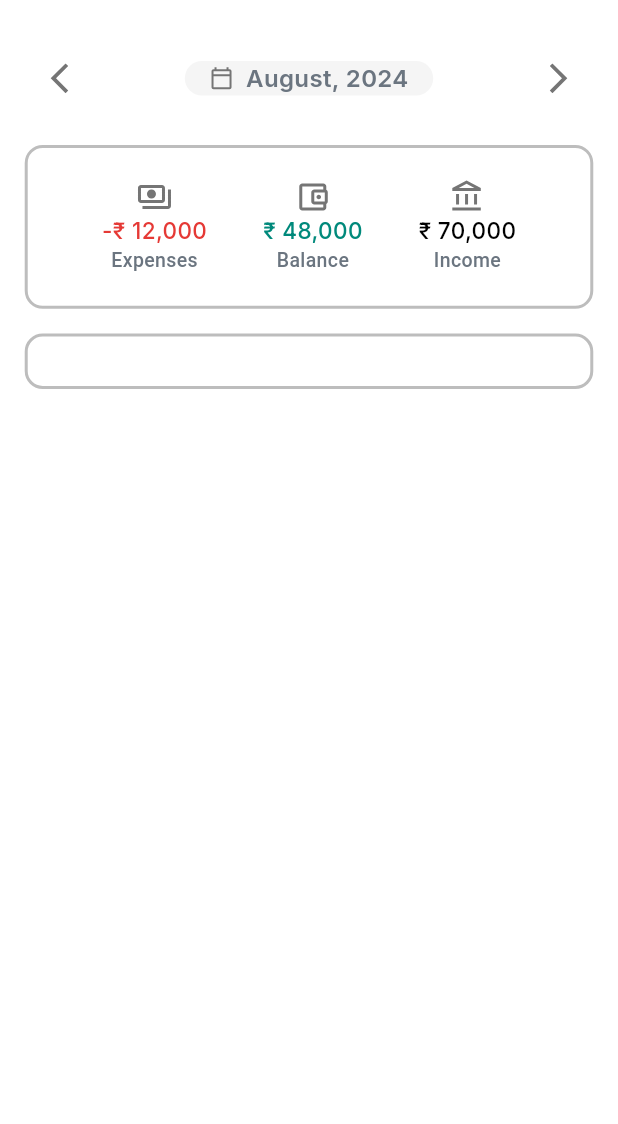
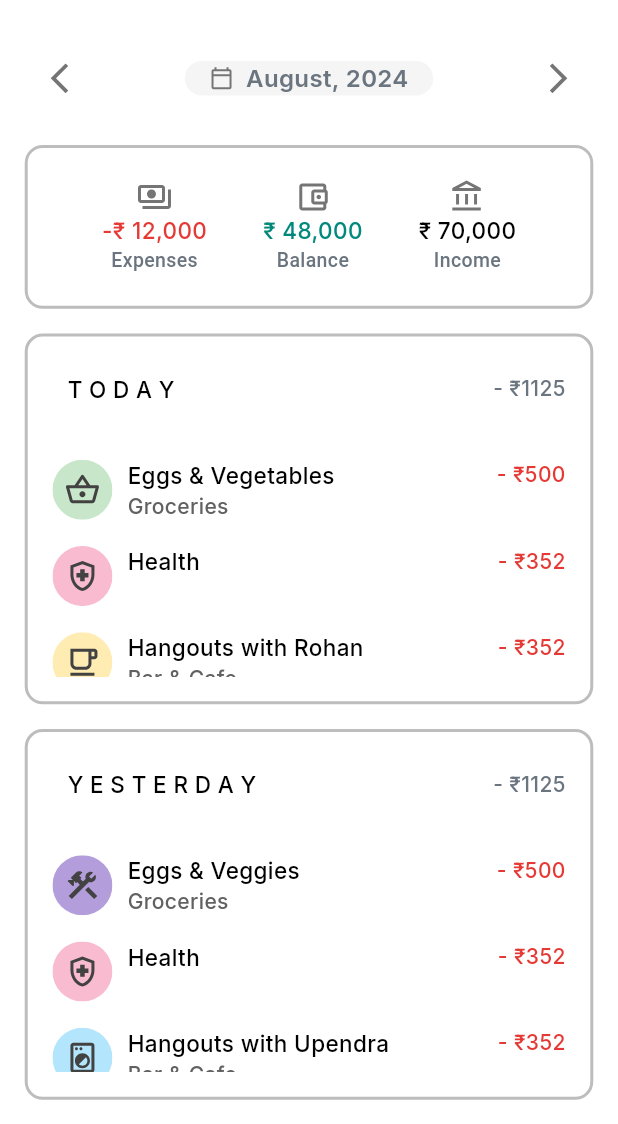
Before and after one commit to daemonvk18/expensify, a Flutter app: the screen it shows once a user with an empty profile is signed in, on a phone screen of 412 x 824 dp, the part 112-1236 px from its top. Run offline on Flutter 3.47's test engine with Material 3 defaults, Android fonts, the phone set to English and light mode, and no system bars; our stand-ins replace device_preview, firebase_auth, firebase_core, flutter_svg, get, get_storage and 2 more; accounts and stored records are empty.

Commit message:
added the new navbar and made changes in the home

```diff
--- a/lib/app/data/values/appcolors.dart
+++ b/lib/app/data/values/appcolors.dart
@@ -12,4 +12,5 @@ abstract class AppColors {
   static Color lightgreycolor = Colors.grey.shade100;
   static Color redcolor = Color(0xFFE53935);
   static Color balancegreenColor = Color(0xFF00897B);
+  static Color categorynameColor = Color(0xFF616161);
 }
--- a/lib/app/modules/home/models/expensecardmodel.dart
+++ b/lib/app/modules/home/models/expensecardmodel.dart
@@ -2,12 +2,56 @@ class ExpenseDetails {
   ExpenseDetails(
       {required this.expenseCategorylogo,
       required this.amount,
-      this.expenseDescription = "",
+      this.expenseCategory = "",
       required this.expenseTitle});
   final String expenseCategorylogo;
   final String expenseTitle;
-  final String expenseDescription;
+  final String expenseCategory;
   final String amount;
 }
 
-List<ExpenseDetails> detailsdata = [];
+final List<ExpenseDetails> todaydetailsdata = [
+  ExpenseDetails(
+      expenseCategorylogo: "",
+      amount: '1125',
+      expenseTitle: "T O D A Y",
+      expenseCategory: ''),
+  ExpenseDetails(
+      expenseCategorylogo: "assets/images/Groceries.svg",
+      amount: '500',
+      expenseTitle: "Eggs & Vegetables",
+      expenseCategory: 'Groceries'),
+  ExpenseDetails(
+      expenseCategorylogo: "assets/images/Health.svg",
+      amount: '352',
+      expenseTitle: "Health",
+      expenseCategory: ''),
+  ExpenseDetails(
+      expenseCategorylogo: "assets/images/Cafe.svg",
+      amount: '352',
+      expenseTitle: "Hangouts with Rohan",
+      expenseCategory: 'Bar & Cafe'),
+];
+
+final List<ExpenseDetails> yesterdaydetailsdata = [
+  ExpenseDetails(
+      expenseCategorylogo: "",
+      amount: '1125',
+      expenseTitle: "Y E S T E R D A Y",
+      expenseCategory: ''),
+  ExpenseDetails(
+      expenseCategorylogo: "assets/images/Maintenance.svg",
+      amount: '500',
+      expenseTitle: "Eggs & Veggies",
+      expenseCategory: 'Groceries'),
+  ExpenseDetails(
+      expenseCategorylogo: "assets/images/Health.svg",
+      amount: '352',
+      expenseTitle: "Health",
+      expenseCategory: ''),
+  ExpenseDetails(
+      expenseCategorylogo: "assets/images/Laundry.svg",
+      amount: '352',
+      expenseTitle: "Hangouts with Upendra",
+      expenseCategory: 'Bar & Cafe'),
+];
--- a/lib/app/modules/home/views/home_view.dart
+++ b/lib/app/modules/home/views/home_view.dart
@@ -1,4 +1,5 @@
 import 'package:expensify_app/app/data/values/appcolors.dart';
+import 'package:expensify_app/app/modules/home/models/expensecardmodel.dart';
 import 'package:expensify_app/app/modules/home/widgets/expensecard.dart';
 import 'package:flutter/cupertino.dart';
 import 'package:flutter/material.dart';
@@ -229,16 +230,53 @@ class HomeView extends GetView<HomeController> {
               padding: EdgeInsets.symmetric(
                   horizontal: screenSize.height * 0.02,
                   vertical: screenSize.height * 0.02),
-              //height: screenSize.height * 0.4,
+              height: screenSize.height * 0.3,
               child: ListView.builder(
-                  shrinkWrap: true,
-                  physics: NeverScrollableScrollPhysics(),
-                  itemCount: 3,
+                  padding: EdgeInsets.zero,
+                  //physics: NeverScrollableScrollPhysics(),
+                  itemCount: todaydetailsdata.length,
                   itemBuilder: (context, index) {
-                    return ExpenseCard();
+                    final expenses = todaydetailsdata;
+                    return ExpenseCard(
+                      imageUrl: expenses[index].expenseCategorylogo,
+                      title: expenses[index].expenseTitle,
+                      category: expenses[index].expenseCategory,
+                      amount: expenses[index].amount,
+                    );
                   }),
             ),
-          )
+          ),
+          SizedBox(
+            height: screenSize.height * 0.02,
+          ),
+          //yesterday expenses container
+          Padding(
+            padding: EdgeInsets.symmetric(
+              horizontal: screenSize.height * 0.02,
+            ),
+            child: Container(
+              decoration: BoxDecoration(
+                  borderRadius: BorderRadius.circular(12),
+                  border: Border.all(color: Colors.grey.shade400, width: 2)),
+              padding: EdgeInsets.symmetric(
+                  horizontal: screenSize.height * 0.02,
+                  vertical: screenSize.height * 0.02),
+              height: screenSize.height * 0.3,
+              child: ListView.builder(
+                  padding: EdgeInsets.zero,
+                  //physics: NeverScrollableScrollPhysics(),
+                  itemCount: yesterdaydetailsdata.length,
+                  itemBuilder: (context, index) {
+                    final expenses = yesterdaydetailsdata;
+                    return ExpenseCard(
+                      imageUrl: expenses[index].expenseCategorylogo,
+                      title: expenses[index].expenseTitle,
+                      category: expenses[index].expenseCategory,
+                      amount: expenses[index].amount,
+                    );
+                  }),
+            ),
+          ),
         ],
       ),
     ));
--- a/lib/app/modules/home/widgets/expensecard.dart
+++ b/lib/app/modules/home/widgets/expensecard.dart
@@ -1,10 +1,79 @@
+import 'package:expensify_app/app/data/values/appcolors.dart';
 import 'package:flutter/material.dart';
+import 'package:flutter_svg/svg.dart';
+import 'package:google_fonts/google_fonts.dart';
 
 class ExpenseCard extends StatelessWidget {
-  const ExpenseCard({super.key});
+  const ExpenseCard(
+      {super.key,
+      required this.imageUrl,
+      required this.category,
+      required this.title,
+      required this.amount});
+  final String imageUrl;
+  final String title;
+  final String category;
+  final String amount;
 
   @override
   Widget build(BuildContext context) {
-    return Row();
+    final screenSize = MediaQuery.of(context).size;
+    return Padding(
+      padding: EdgeInsets.symmetric(vertical: screenSize.height * 0.01),
+      child: Row(
+        mainAxisAlignment: MainAxisAlignment.spaceBetween,
+        crossAxisAlignment: CrossAxisAlignment.start,
+        children: [
+          //row(with category logo and column(with title and category name))
+          Row(
+            mainAxisAlignment: MainAxisAlignment.start,
+            crossAxisAlignment: CrossAxisAlignment.start,
+            children: [
+              //image
+              if (imageUrl == "") Container() else SvgPicture.asset(imageUrl),
+              SizedBox(
+                width: 10.0,
+              ),
+              //column
+              Column(
+                mainAxisAlignment: MainAxisAlignment.center,
+                crossAxisAlignment: category == ""
+                    ? CrossAxisAlignment.center
+                    : CrossAxisAlignment.start,
+                children: [
+                  Text(
+                    title,
+                    style: GoogleFonts.inter(
+                        textStyle: TextStyle(
+                            fontSize: 15,
+                            fontWeight: FontWeight.w500,
+                            color: AppColors.logocolor)),
+                  ),
+                  Text(
+                    category,
+                    style: GoogleFonts.inter(
+                        textStyle: TextStyle(
+                            fontSize: 14,
+                            fontWeight: FontWeight.w500,
+                            color: AppColors.categorynameColor)),
+                  )
+                ],
+              )
+            ],
+          ),
+          //amount spend
+          Text(
+            "- \u20B9${amount}",
+            style: GoogleFonts.inter(
+                textStyle: TextStyle(
+                    fontSize: 14,
+                    fontWeight: FontWeight.w500,
+                    color: title == 'T O D A Y' || title == 'Y E S T E R D A Y'
+                        ? AppColors.textmediumGreyColor
+                        : AppColors.redcolor)),
+          )
+        ],
+      ),
+    );
   }
 }
--- /dev/null
+++ b/lib/app/modules/navbar/bindings/navbar_binding.dart
@@ -0,0 +1,12 @@
+import 'package:get/get.dart';
+
+import '../controllers/navbar_controller.dart';
+
+class NavbarBinding extends Bindings {
+  @override
+  void dependencies() {
+    Get.lazyPut<NavbarController>(
+      () => NavbarController(),
+    );
+  }
+}
--- /dev/null
+++ b/lib/app/modules/navbar/controllers/navbar_controller.dart
@@ -0,0 +1,38 @@
+import 'package:flutter/material.dart';
+import 'package:get/get.dart';
+
+class NavbarController extends GetxController {
+  //current index(on which page does the nav bar lie)
+  var currentIndex = 0.obs;
+
+  //toggleing the index of the nav bar
+  void toggleIndexofNavBar(int index) {
+    currentIndex.value = index;
+  }
+
+  //pages of the navbat
+  List<Widget> nabvarPages = [
+    //stas screen
+    //home screen
+
+    //settings screen
+  ];
+
+  final count = 0.obs;
+  @override
+  void onInit() {
+    super.onInit();
+  }
+
+  @override
+  void onReady() {
+    super.onReady();
+  }
+
+  @override
+  void onClose() {
+    super.onClose();
+  }
+
+  void increment() => count.value++;
+}
--- /dev/null
+++ b/lib/app/modules/navbar/views/navbar_view.dart
@@ -0,0 +1,24 @@
+import 'package:flutter/material.dart';
+
+import 'package:get/get.dart';
+
+import '../controllers/navbar_controller.dart';
+
+class NavbarView extends GetView<NavbarController> {
+  const NavbarView({Key? key}) : super(key: key);
+  @override
+  Widget build(BuildContext context) {
+    return Scaffold(
+      appBar: AppBar(
+        title: const Text('NavbarView'),
+        centerTitle: true,
+      ),
+      body: const Center(
+        child: Text(
+          'NavbarView is working',
+          style: TextStyle(fontSize: 20),
+        ),
+      ),
+    );
+  }
+}
--- a/lib/app/routes/app_pages.dart
+++ b/lib/app/routes/app_pages.dart
@@ -4,6 +4,8 @@ import '../modules/authentication/bindings/authentication_binding.dart';
 import '../modules/authentication/views/authentication_view.dart';
 import '../modules/home/bindings/home_binding.dart';
 import '../modules/home/views/home_view.dart';
+import '../modules/navbar/bindings/navbar_binding.dart';
+import '../modules/navbar/views/navbar_view.dart';
 import '../modules/onboarding/bindings/onboarding_binding.dart';
 import '../modules/onboarding/views/onboarding_view.dart';
 
@@ -30,5 +32,10 @@ class AppPages {
       page: () => const AuthenticationView(),
       binding: AuthenticationBinding(),
     ),
+    GetPage(
+      name: _Paths.NAVBAR,
+      page: () => const NavbarView(),
+      binding: NavbarBinding(),
+    ),
   ];
 }
--- a/lib/app/routes/app_routes.dart
+++ b/lib/app/routes/app_routes.dart
@@ -6,6 +6,7 @@ abstract class Routes {
   static const HOME = _Paths.HOME;
   static const ONBOARDING = _Paths.ONBOARDING;
   static const AUTHENTICATION = _Paths.AUTHENTICATION;
+  static const NAVBAR = _Paths.NAVBAR;
 }
 
 abstract class _Paths {
@@ -13,4 +14,5 @@ abstract class _Paths {
   static const HOME = '/home';
   static const ONBOARDING = '/onboarding';
   static const AUTHENTICATION = '/authentication';
+  static const NAVBAR = '/navbar';
 }
```
Also changed, not shown: assets/images/Cafe.svg (added), assets/images/Groceries.svg (added), assets/images/Health.svg (added), assets/images/Laundry.svg (added), assets/images/Maintenance.svg (added), assets/images/home_navbar.svg (added), assets/images/settings_navbar.svg (added), assets/images/stats_navbar.svg (added).
